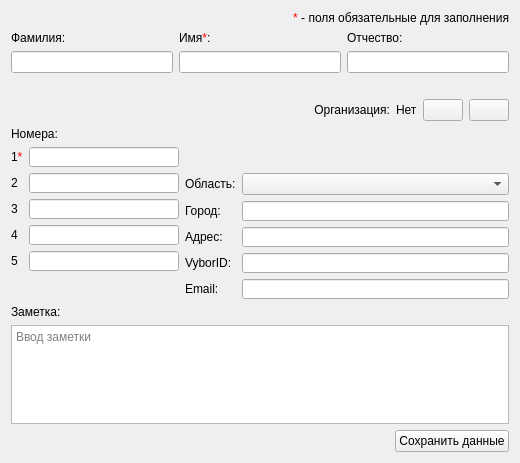
Before: the Qt Designer form src/AddContactDialog.ui in okostynchuk/Outcall, drawn with Qt 5.
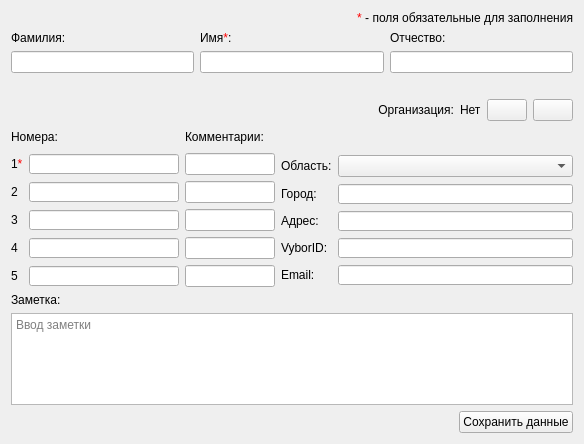
After: the same form once the commit is applied. Icons and pictures are not drawn.

Commit message:
Added the abitily to add a comment to the number
Possibility to add a comment to the number in Add / Edit / View contact classes

```diff
--- a/src/AddContactDialog.ui
+++ b/src/AddContactDialog.ui
@@ -6,8 +6,8 @@
    <rect>
     <x>0</x>
     <y>0</y>
-    <width>520</width>
-    <height>463</height>
+    <width>582</width>
+    <height>444</height>
    </rect>
   </property>
   <property name="minimumSize">
@@ -23,72 +23,7 @@
    <iconset resource="images.qrc">
     <normaloff>:/images/outcall-logo.png</normaloff>:/images/outcall-logo.png</iconset>
   </property>
-  <layout class="QGridLayout" name="gridLayout_3">
-   <item row="3" column="0">
-    <layout class="QGridLayout" name="gridLayout_7">
-     <item row="2" column="2">
-      <widget class="QPushButton" name="saveButton">
-       <property name="sizePolicy">
-        <sizepolicy hsizetype="Fixed" vsizetype="Fixed">
-         <horstretch>0</horstretch>
-         <verstretch>0</verstretch>
-        </sizepolicy>
-       </property>
-       <property name="focusPolicy">
-        <enum>Qt::StrongFocus</enum>
-       </property>
-       <property name="text">
-        <string>Сохранить данные</string>
-       </property>
-       <property name="autoDefault">
-        <bool>false</bool>
-       </property>
-      </widget>
-     </item>
-     <item row="1" column="0" colspan="3">
-      <widget class="QTextEdit" name="comment">
-       <property name="minimumSize">
-        <size>
-         <width>0</width>
-         <height>90</height>
-        </size>
-       </property>
-       <property name="focusPolicy">
-        <enum>Qt::StrongFocus</enum>
-       </property>
-       <property name="tabChangesFocus">
-        <bool>true</bool>
-       </property>
-       <property name="acceptRichText">
-        <bool>false</bool>
-       </property>
-       <property name="placeholderText">
-        <string>Ввод заметки</string>
-       </property>
-      </widget>
-     </item>
-     <item row="2" column="0" colspan="2">
-      <spacer name="horizontalSpacer">
-       <property name="orientation">
-        <enum>Qt::Horizontal</enum>
-       </property>
-       <property name="sizeHint" stdset="0">
-        <size>
-         <width>40</width>
-         <height>20</height>
-        </size>
-       </property>
-      </spacer>
-     </item>
-     <item row="0" column="0" colspan="3">
-      <widget class="QLabel" name="label_17">
-       <property name="text">
-        <string>Заметка:</string>
-       </property>
-      </widget>
-     </item>
-    </layout>
-   </item>
+  <layout class="QGridLayout" name="gridLayout_6">
    <item row="0" column="0">
     <widget class="QLabel" name="label_13">
      <property name="text">
@@ -210,8 +145,6 @@
     </layout>
    </item>
    <item row="2" column="0">
-    <layout class="QVBoxLayout" name="verticalLayout_3">
-     <item>
       <layout class="QGridLayout" name="gridLayout_9">
        <item row="0" column="3">
         <widget class="QPushButton" name="deleteOrgButton">
@@ -309,11 +242,11 @@
        </item>
       </layout>
      </item>
-     <item>
-      <layout class="QGridLayout" name="gridLayout_8">
+   <item row="3" column="0">
+    <layout class="QGridLayout" name="gridLayout_5">
        <item row="0" column="0">
-        <layout class="QGridLayout" name="gridLayout_6">
-         <item row="0" column="0">
+      <layout class="QGridLayout" name="gridLayout_3">
+       <item row="0" column="0" colspan="2">
           <widget class="QLabel" name="label_5">
            <property name="sizePolicy">
             <sizepolicy hsizetype="Preferred" vsizetype="Preferred">
@@ -321,178 +254,247 @@
              <verstretch>0</verstretch>
             </sizepolicy>
            </property>
+         <property name="minimumSize">
+          <size>
+           <width>0</width>
+           <height>20</height>
+          </size>
+         </property>
            <property name="text">
             <string>Номера:</string>
            </property>
           </widget>
          </item>
-        </layout>
-       </item>
-       <item row="1" column="0">
-        <layout class="QHBoxLayout" name="horizontalLayout_3">
-         <item>
-          <layout class="QGridLayout" name="gridLayout_5">
-           <item row="1" column="0">
-            <widget class="QLabel" name="label_7">
-             <property name="text">
-              <string>2</string>
-             </property>
-            </widget>
-           </item>
-           <item row="3" column="0">
+       <item row="4" column="0">
             <widget class="QLabel" name="label_18">
              <property name="text">
               <string>4</string>
              </property>
             </widget>
            </item>
+       <item row="4" column="1">
+        <widget class="QLineEdit" name="fourthNumber">
+         <property name="sizePolicy">
+          <sizepolicy hsizetype="Preferred" vsizetype="Fixed">
+           <horstretch>0</horstretch>
+           <verstretch>0</verstretch>
+          </sizepolicy>
+         </property>
+         <property name="minimumSize">
+          <size>
+           <width>150</width>
+           <height>20</height>
+          </size>
+         </property>
+         <property name="maximumSize">
+          <size>
+           <width>150</width>
+           <height>20</height>
+          </size>
+         </property>
+         <property name="focusPolicy">
+          <enum>Qt::StrongFocus</enum>
+         </property>
+        </widget>
+       </item>
+       <item row="1" column="1">
+        <widget class="QLineEdit" name="firstNumber">
+         <property name="sizePolicy">
+          <sizepolicy hsizetype="Preferred" vsizetype="Fixed">
+           <horstretch>0</horstretch>
+           <verstretch>0</verstretch>
+          </sizepolicy>
+         </property>
+         <property name="minimumSize">
+          <size>
+           <width>150</width>
+           <height>20</height>
+          </size>
+         </property>
+         <property name="maximumSize">
+          <size>
+           <width>150</width>
+           <height>20</height>
+          </size>
+         </property>
+         <property name="focusPolicy">
+          <enum>Qt::StrongFocus</enum>
+         </property>
+        </widget>
+       </item>
            <item row="2" column="0">
+        <widget class="QLabel" name="label_7">
+         <property name="text">
+          <string>2</string>
+         </property>
+        </widget>
+       </item>
+       <item row="0" column="2">
+        <widget class="QLabel" name="label_22">
+         <property name="sizePolicy">
+          <sizepolicy hsizetype="Preferred" vsizetype="Preferred">
+           <horstretch>0</horstretch>
+           <verstretch>0</verstretch>
+          </sizepolicy>
+         </property>
+         <property name="minimumSize">
+          <size>
+           <width>0</width>
+           <height>20</height>
+          </size>
+         </property>
+         <property name="text">
+          <string>Комментарии:</string>
+         </property>
+        </widget>
+       </item>
+       <item row="5" column="2">
+        <widget class="QLineEdit" name="fifthNumberComment">
+         <property name="minimumSize">
+          <size>
+           <width>90</width>
+           <height>0</height>
+          </size>
+         </property>
+        </widget>
+       </item>
+       <item row="3" column="1">
+        <widget class="QLineEdit" name="thirdNumber">
+         <property name="sizePolicy">
+          <sizepolicy hsizetype="Preferred" vsizetype="Fixed">
+           <horstretch>0</horstretch>
+           <verstretch>0</verstretch>
+          </sizepolicy>
+         </property>
+         <property name="minimumSize">
+          <size>
+           <width>150</width>
+           <height>20</height>
+          </size>
+         </property>
+         <property name="maximumSize">
+          <size>
+           <width>150</width>
+           <height>20</height>
+          </size>
+         </property>
+         <property name="focusPolicy">
+          <enum>Qt::StrongFocus</enum>
+         </property>
+        </widget>
+       </item>
+       <item row="5" column="1">
+        <widget class="QLineEdit" name="fifthNumber">
+         <property name="sizePolicy">
+          <sizepolicy hsizetype="Preferred" vsizetype="Fixed">
+           <horstretch>0</horstretch>
+           <verstretch>0</verstretch>
+          </sizepolicy>
+         </property>
+         <property name="minimumSize">
+          <size>
+           <width>150</width>
+           <height>20</height>
+          </size>
+         </property>
+         <property name="maximumSize">
+          <size>
+           <width>150</width>
+           <height>20</height>
+          </size>
+         </property>
+         <property name="focusPolicy">
+          <enum>Qt::StrongFocus</enum>
+         </property>
+        </widget>
+       </item>
+       <item row="2" column="1">
+        <widget class="QLineEdit" name="secondNumber">
+         <property name="sizePolicy">
+          <sizepolicy hsizetype="Preferred" vsizetype="Fixed">
+           <horstretch>0</horstretch>
+           <verstretch>0</verstretch>
+          </sizepolicy>
+         </property>
+         <property name="minimumSize">
+          <size>
+           <width>150</width>
+           <height>20</height>
+          </size>
+         </property>
+         <property name="maximumSize">
+          <size>
+           <width>150</width>
+           <height>20</height>
+          </size>
+         </property>
+         <property name="focusPolicy">
+          <enum>Qt::StrongFocus</enum>
+         </property>
+        </widget>
+       </item>
+       <item row="2" column="2">
+        <widget class="QLineEdit" name="secondNumberComment">
+         <property name="minimumSize">
+          <size>
+           <width>90</width>
+           <height>0</height>
+          </size>
+         </property>
+        </widget>
+       </item>
+       <item row="1" column="2">
+        <widget class="QLineEdit" name="firstNumberComment">
+         <property name="minimumSize">
+          <size>
+           <width>90</width>
+           <height>0</height>
+          </size>
+         </property>
+        </widget>
+       </item>
+       <item row="3" column="2">
+        <widget class="QLineEdit" name="thirdNumberComment">
+         <property name="minimumSize">
+          <size>
+           <width>90</width>
+           <height>0</height>
+          </size>
+         </property>
+        </widget>
+       </item>
+       <item row="3" column="0">
             <widget class="QLabel" name="label_8">
              <property name="text">
               <string>3</string>
              </property>
             </widget>
            </item>
-           <item row="3" column="1">
-            <widget class="QLineEdit" name="fourthNumber">
-             <property name="sizePolicy">
-              <sizepolicy hsizetype="Preferred" vsizetype="Fixed">
-               <horstretch>0</horstretch>
-               <verstretch>0</verstretch>
-              </sizepolicy>
-             </property>
+       <item row="4" column="2">
+        <widget class="QLineEdit" name="fourthNumberComment">
              <property name="minimumSize">
               <size>
-               <width>150</width>
-               <height>20</height>
-              </size>
-             </property>
-             <property name="maximumSize">
-              <size>
-               <width>150</width>
-               <height>20</height>
-              </size>
-             </property>
-             <property name="focusPolicy">
-              <enum>Qt::StrongFocus</enum>
-             </property>
-            </widget>
-           </item>
-           <item row="0" column="0">
+           <width>90</width>
+           <height>0</height>
+          </size>
+         </property>
+        </widget>
+       </item>
+       <item row="1" column="0">
             <widget class="QLabel" name="label_6">
              <property name="text">
               <string>1&lt;span style = &quot;color: red;&quot;&gt;*&lt;/span&gt;</string>
              </property>
             </widget>
            </item>
-           <item row="1" column="1">
-            <widget class="QLineEdit" name="secondNumber">
-             <property name="sizePolicy">
-              <sizepolicy hsizetype="Preferred" vsizetype="Fixed">
-               <horstretch>0</horstretch>
-               <verstretch>0</verstretch>
-              </sizepolicy>
-             </property>
-             <property name="minimumSize">
-              <size>
-               <width>150</width>
-               <height>20</height>
-              </size>
-             </property>
-             <property name="maximumSize">
-              <size>
-               <width>150</width>
-               <height>20</height>
-              </size>
-             </property>
-             <property name="focusPolicy">
-              <enum>Qt::StrongFocus</enum>
-             </property>
-            </widget>
-           </item>
-           <item row="2" column="1">
-            <widget class="QLineEdit" name="thirdNumber">
-             <property name="sizePolicy">
-              <sizepolicy hsizetype="Preferred" vsizetype="Fixed">
-               <horstretch>0</horstretch>
-               <verstretch>0</verstretch>
-              </sizepolicy>
-             </property>
-             <property name="minimumSize">
-              <size>
-               <width>150</width>
-               <height>20</height>
-              </size>
-             </property>
-             <property name="maximumSize">
-              <size>
-               <width>150</width>
-               <height>20</height>
-              </size>
-             </property>
-             <property name="focusPolicy">
-              <enum>Qt::StrongFocus</enum>
-             </property>
-            </widget>
-           </item>
-           <item row="4" column="1">
-            <widget class="QLineEdit" name="fifthNumber">
-             <property name="sizePolicy">
-              <sizepolicy hsizetype="Preferred" vsizetype="Fixed">
-               <horstretch>0</horstretch>
-               <verstretch>0</verstretch>
-              </sizepolicy>
-             </property>
-             <property name="minimumSize">
-              <size>
-               <width>150</width>
-               <height>20</height>
-              </size>
-             </property>
-             <property name="maximumSize">
-              <size>
-               <width>150</width>
-               <height>20</height>
-              </size>
-             </property>
-             <property name="focusPolicy">
-              <enum>Qt::StrongFocus</enum>
-             </property>
-            </widget>
-           </item>
-           <item row="4" column="0">
+       <item row="5" column="0">
             <widget class="QLabel" name="label_19">
              <property name="text">
               <string>5</string>
              </property>
             </widget>
            </item>
-           <item row="0" column="1">
-            <widget class="QLineEdit" name="firstNumber">
-             <property name="sizePolicy">
-              <sizepolicy hsizetype="Preferred" vsizetype="Fixed">
-               <horstretch>0</horstretch>
-               <verstretch>0</verstretch>
-              </sizepolicy>
-             </property>
-             <property name="minimumSize">
-              <size>
-               <width>150</width>
-               <height>20</height>
-              </size>
-             </property>
-             <property name="maximumSize">
-              <size>
-               <width>150</width>
-               <height>20</height>
-              </size>
-             </property>
-             <property name="focusPolicy">
-              <enum>Qt::StrongFocus</enum>
-             </property>
-            </widget>
-           </item>
-           <item row="5" column="0" colspan="2">
+       <item row="6" column="0" colspan="2">
             <spacer name="verticalSpacer">
              <property name="orientation">
               <enum>Qt::Vertical</enum>
@@ -510,7 +512,7 @@
            </item>
           </layout>
          </item>
-         <item>
+     <item row="0" column="1">
           <layout class="QGridLayout" name="gridLayout">
            <item row="2" column="1">
             <widget class="QLineEdit" name="city">
@@ -661,7 +663,68 @@
          </item>
         </layout>
        </item>
-      </layout>
+   <item row="4" column="0">
+    <layout class="QGridLayout" name="gridLayout_7">
+     <item row="2" column="2">
+      <widget class="QPushButton" name="saveButton">
+       <property name="sizePolicy">
+        <sizepolicy hsizetype="Fixed" vsizetype="Fixed">
+         <horstretch>0</horstretch>
+         <verstretch>0</verstretch>
+        </sizepolicy>
+       </property>
+       <property name="focusPolicy">
+        <enum>Qt::StrongFocus</enum>
+       </property>
+       <property name="text">
+        <string>Сохранить данные</string>
+       </property>
+       <property name="autoDefault">
+        <bool>false</bool>
+       </property>
+      </widget>
+     </item>
+     <item row="1" column="0" colspan="3">
+      <widget class="QTextEdit" name="comment">
+       <property name="minimumSize">
+        <size>
+         <width>0</width>
+         <height>90</height>
+        </size>
+       </property>
+       <property name="focusPolicy">
+        <enum>Qt::StrongFocus</enum>
+       </property>
+       <property name="tabChangesFocus">
+        <bool>true</bool>
+       </property>
+       <property name="acceptRichText">
+        <bool>false</bool>
+       </property>
+       <property name="placeholderText">
+        <string>Ввод заметки</string>
+       </property>
+      </widget>
+     </item>
+     <item row="2" column="0" colspan="2">
+      <spacer name="horizontalSpacer">
+       <property name="orientation">
+        <enum>Qt::Horizontal</enum>
+       </property>
+       <property name="sizeHint" stdset="0">
+        <size>
+         <width>40</width>
+         <height>20</height>
+        </size>
+       </property>
+      </spacer>
+     </item>
+     <item row="0" column="0" colspan="3">
+      <widget class="QLabel" name="label_17">
+       <property name="text">
+        <string>Заметка:</string>
+       </property>
+      </widget>
      </item>
     </layout>
    </item>
```
Left out of the diff: 10 changed lines with no effect on the pictures. Lines whose indentation alone changed are shown as unchanged. The commit also changes 17 other files.
